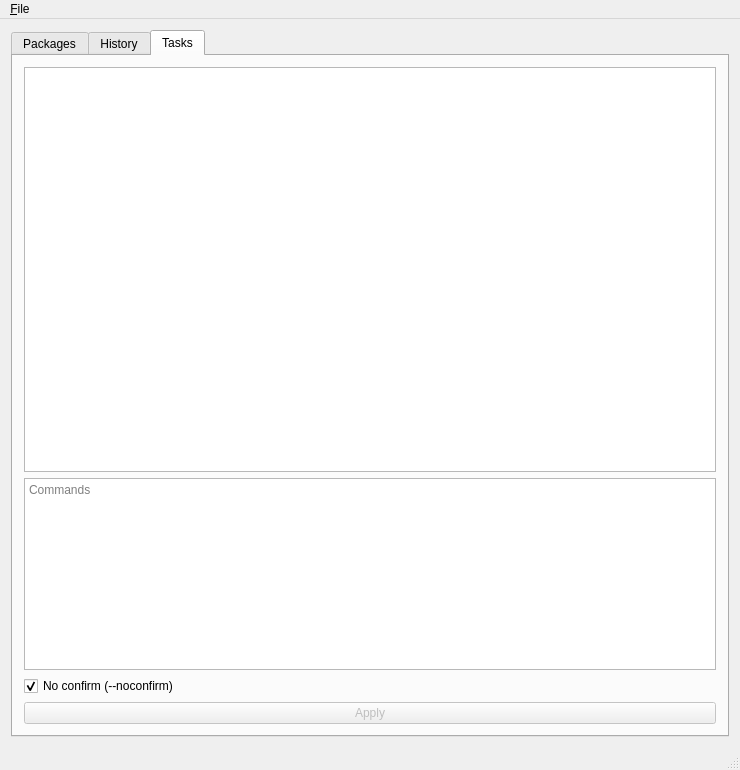
First picture: the form in src/mainwindow.ui, repository Shatur/orson, before the edit.
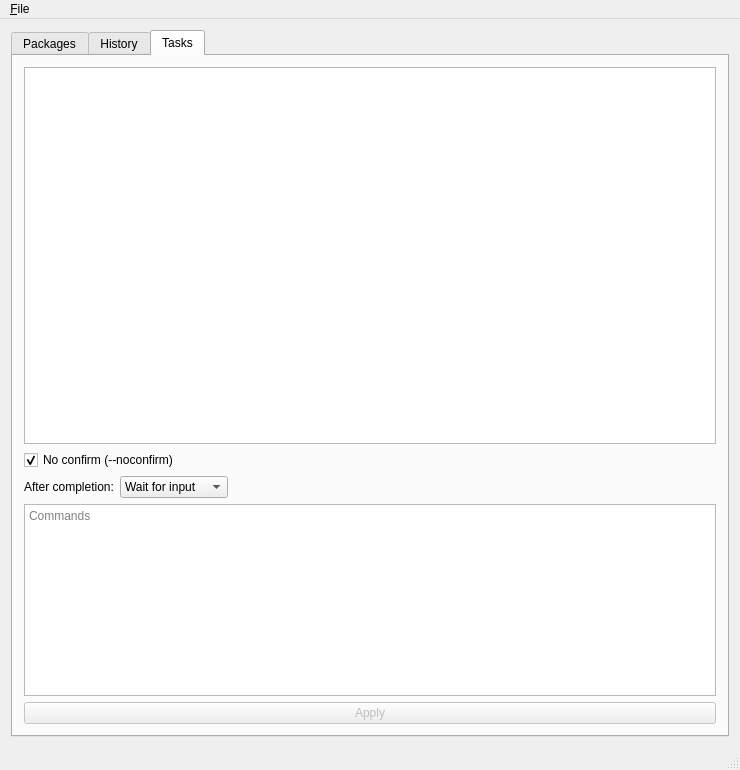
Second picture: the form after the edit. The open tabs and pages were chosen to show the change. Icons and pictures are not drawn. Custom widgets are drawn as their Qt base class.

Commit message: Add ability to configure actions after completion

The edit to the form file:
```diff
--- a/src/mainwindow.ui
+++ b/src/mainwindow.ui
@@ -985,6 +985,67 @@
           </property>
          </widget>
         </item>
+        <item>
+         <widget class="QCheckBox" name="noConfirmCheckBox">
+          <property name="text">
+           <string>No confirm (--noconfirm)</string>
+          </property>
+          <property name="checked">
+           <bool>true</bool>
+          </property>
+         </widget>
+        </item>
+        <item>
+         <layout class="QHBoxLayout" name="afterCompletionLayout">
+          <item>
+           <widget class="QLabel" name="afterCompletionLabel">
+            <property name="text">
+             <string>After completion:</string>
+            </property>
+           </widget>
+          </item>
+          <item>
+           <widget class="QComboBox" name="afterCompletionComboBox">
+            <property name="currentIndex">
+             <number>1</number>
+            </property>
+            <item>
+             <property name="text">
+              <string>Close terminal</string>
+             </property>
+            </item>
+            <item>
+             <property name="text">
+              <string>Wait for input</string>
+             </property>
+            </item>
+            <item>
+             <property name="text">
+              <string>Shutdown</string>
+             </property>
+            </item>
+            <item>
+             <property name="text">
+              <string>Reboot</string>
+             </property>
+            </item>
+           </widget>
+          </item>
+          <item>
+           <spacer name="afterCompletionSpacer">
+            <property name="orientation">
+             <enum>Qt::Horizontal</enum>
+            </property>
+            <property name="sizeHint" stdset="0">
+             <size>
+              <width>40</width>
+              <height>20</height>
+             </size>
+            </property>
+           </spacer>
+          </item>
+         </layout>
+        </item>
         <item>
          <widget class="QPlainTextEdit" name="commandsEdit">
           <property name="sizePolicy">
@@ -998,16 +1059,6 @@
           </property>
          </widget>
         </item>
-        <item>
-         <widget class="QCheckBox" name="noConfirmCheckBox">
-          <property name="text">
-           <string>No confirm (--noconfirm)</string>
-          </property>
-          <property name="checked">
-           <bool>true</bool>
-          </property>
-         </widget>
-        </item>
         <item>
          <widget class="QPushButton" name="applyButton">
           <property name="enabled">
```
Left out of the diff: 17 changed lines with no effect on the pictures. The commit also changes 4 other files.
